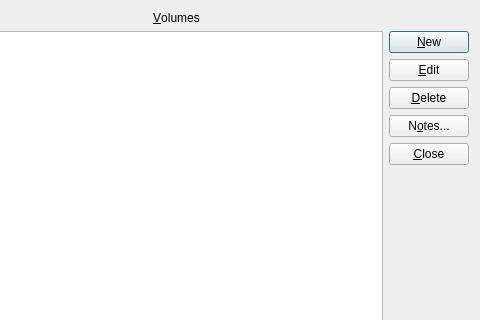
Qt form designer/managevols.ui (sobjornstad/tabularium) before a commit; both pictures show x 253 to 733 and y 0 to 320 of the 733 by 420 pixel window.
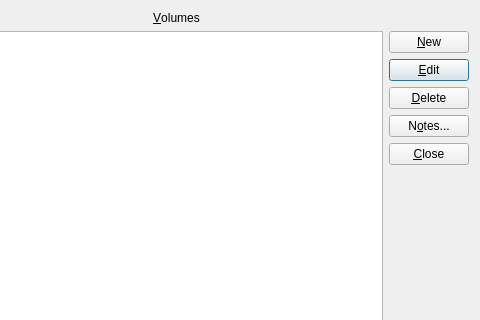
The same form after that commit.

Diff of the .ui file:
```diff
--- a/designer/managevols.ui
+++ b/designer/managevols.ui
@@ -101,6 +101,9 @@
          <property name="text">
           <string>&amp;New</string>
          </property>
+         <property name="autoDefault">
+          <bool>false</bool>
+         </property>
         </widget>
        </item>
        <item>
```
